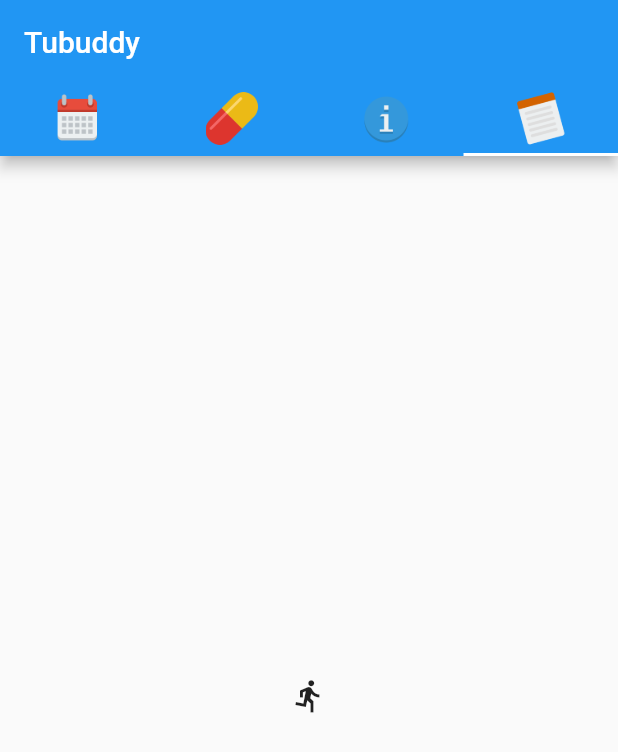
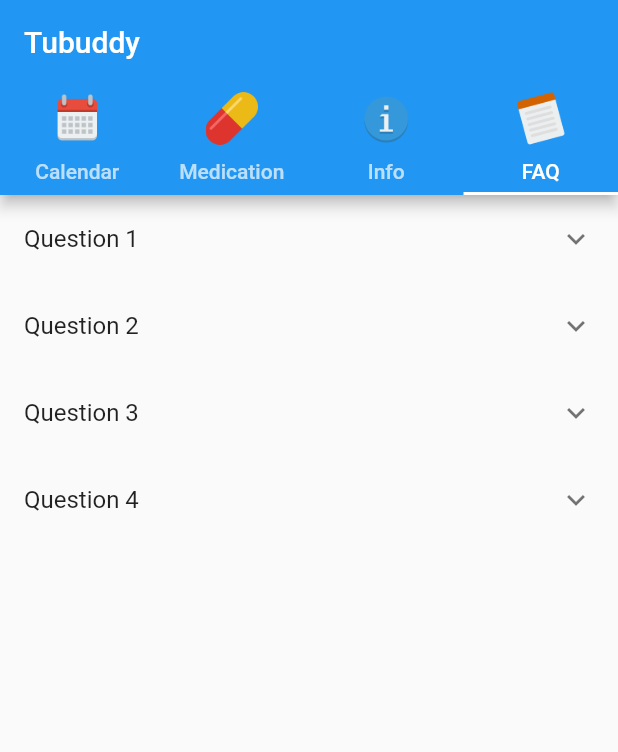
Before and after one commit to RUGSoftEng/2018-Tuberculosis-iOS, a Flutter app: the screen it shows after launch, tab 4 chosen, on a phone screen of 412 x 824 dp. Shown: the top 752 px of the screen. Run offline on Flutter 3.47's test engine with Material 2 defaults, Android fonts, the phone set to English and light mode, and no system bars.

Commit message:
- Add sample FAQ

```diff
--- a/tuberculosis/lib/main.dart
+++ b/tuberculosis/lib/main.dart
@@ -16,38 +16,48 @@ class MyApp extends StatelessWidget {
               tabs: [
                 new Tab(
                   icon: new Image(
-                        image: new AssetImage("graphics/ic_calendar.png"),
-                        width: 35.0,
-                        height: 35.0)),
+                      image: new AssetImage("graphics/ic_calendar.png"), width: 35.0, height: 35.0),
+                  text: "Calendar",
+                ),
                 new Tab(
                   icon: new Image(
                       image: new AssetImage("graphics/ic_medication.png"),
                       width: 35.0,
-                        height: 35.0)),
+                      height: 35.0),
+                  text: "Medication",
+                ),
                 new Tab(
                   icon: new Image(
                       image: new AssetImage("graphics/ic_information.png"),
                       width: 35.0,
-                        height: 35.0)),
+                      height: 35.0),
+                  text: "Info",
+                ),
                 new Tab(
                   icon: new Image(
-                        image: new AssetImage("graphics/ic_notes.png"), width: 35.0, height: 35.0))
+                      image: new AssetImage("graphics/ic_notes.png"), width: 35.0, height: 35.0),
+                  text: "FAQ",
+                )
               ],
             ),
             title: new Text('Tubuddy'),
           ),
           body: new TabBarView(
             children: [
-              new Icon(Icons.directions_transit),
+              new Icon(Icons.do_not_disturb_alt),
               new ListView.builder(
                 itemBuilder: (BuildContext context, int index) {
-                  return new MedicationItem(dummyData[index].medicationName,
-                      dummyData[index].recommendedTime, dummyData[index].recommendedDosage);
+                  return dummyMedicationData[index];
                 },
                 itemCount: 2,
               ),
-              new Icon(Icons.directions_bike),
-              new Icon(Icons.directions_run),
+              new Icon(Icons.do_not_disturb_alt),
+              new ListView.builder(
+                itemBuilder: (BuildContext context, int index) {
+                  return new InfoEntryItem(dummyFAQ[index]);
+                },
+                itemCount: 4,
+              ),
             ],
           ),
         ),
@@ -56,7 +66,7 @@ class MyApp extends StatelessWidget {
   }
 }
 
-final List<MedicationItem> dummyData = <MedicationItem>[
+final List<MedicationItem> dummyMedicationData = <MedicationItem>[
   new MedicationItem("Loratidine", "Any Time", 1),
   new MedicationItem("Differin", "Any Time", 2),
 ];
@@ -73,8 +83,45 @@ class MedicationItem extends StatelessWidget {
     return new ListTile(
         leading: const Icon(Icons.healing),
         title: new Text(this.medicationName),
-        subtitle: recommendedDosage > 1
+        subtitle: recommendedDosage != 1
             ? new Text(recommendedTime + " - " + recommendedDosage.toString() + " pills")
             : new Text(recommendedTime + " - " + recommendedDosage.toString() + " pill"));
   }
 }
+
+final List<FAQEntry> dummyFAQ = <FAQEntry>[
+  new FAQEntry("Question 1",
+      "An nam harum appareat repudiandae, eu vix quodsi inciderint. Minim clita gloriatur et eos, civibus lucilius incorrupte an vel, at eam putent luptatum convenire. No simul assueverit mel, nisl illum scribentur has ea. Dicunt aperiri definiebas vim in, mel alii molestie ei."),
+  new FAQEntry("Question 2",
+      "Id veniam scripta inermis mei, has ut choro tempor commune, sed eu tota populo. Probo delectus eu vix. Idque munere posidonium qui no. Pri accusamus temporibus id, case appetere convenire at vis, ei legere scribentur delicatissimi nam. Vix at affert neglegentur, purto integre his ei."),
+  new FAQEntry("Question 3",
+      "No elaboraret scribentur reformidans vim, sint meis contentiones et usu. Te ferri expetenda mei, ius an possim sapientem consulatu, no animal perpetua sadipscing vix. Sed eu veniam vivendum. In cum everti splendide, ea sed quas timeam posidonium. Mei error aeterno detracto ad, ex case veri ponderum vel. Idque lorem eu sea. Sit tota perpetua ad."),
+  new FAQEntry("Question 4",
+      "Sonet adolescens duo ea, eum eu idque dicta ancillae, mel ne illum placerat praesent. Pri ei iisque voluptua consequuntur, sumo singulis id vel. Pri ei nusquam oportere torquatos, eum ea deleniti deterruisset, an mea labores vivendum delicata. Fierent similique his ad, sit decore utinam ei. Vis apeirian recusabo theophrastus at, eu per tation nominati.")
+];
+
+class FAQEntry {
+  FAQEntry(this.question, this.answer);
+
+  final String question;
+  final String answer;
+}
+
+class InfoEntryItem extends StatelessWidget {
+  const InfoEntryItem(this.infoEntry);
+
+  final FAQEntry infoEntry;
+
+  Widget _buildTiles(FAQEntry faqEntry) {
+    return new ExpansionTile(
+      key: new PageStorageKey<FAQEntry>(faqEntry),
+      title: new Text(faqEntry.question),
+      children: <ListTile>[new ListTile(title: new Text(faqEntry.answer))],
+    );
+  }
+
+  @override
+  Widget build(BuildContext context) {
+    return _buildTiles(infoEntry);
+  }
+}
```
Lines whose indentation alone changed are shown as unchanged.
